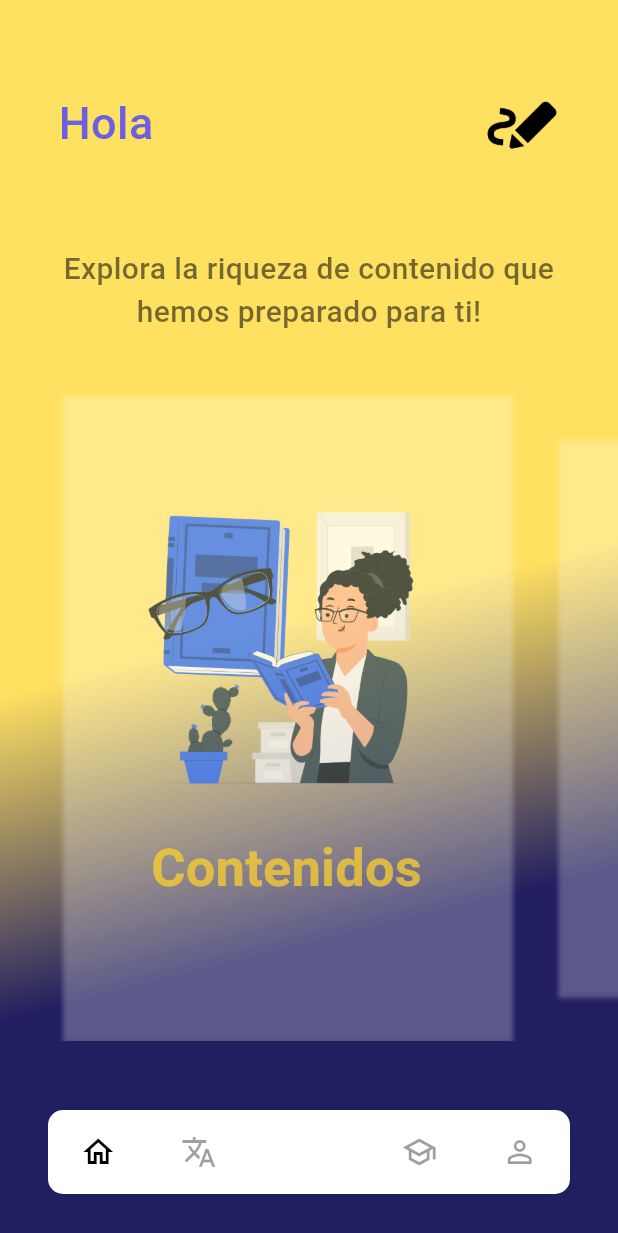
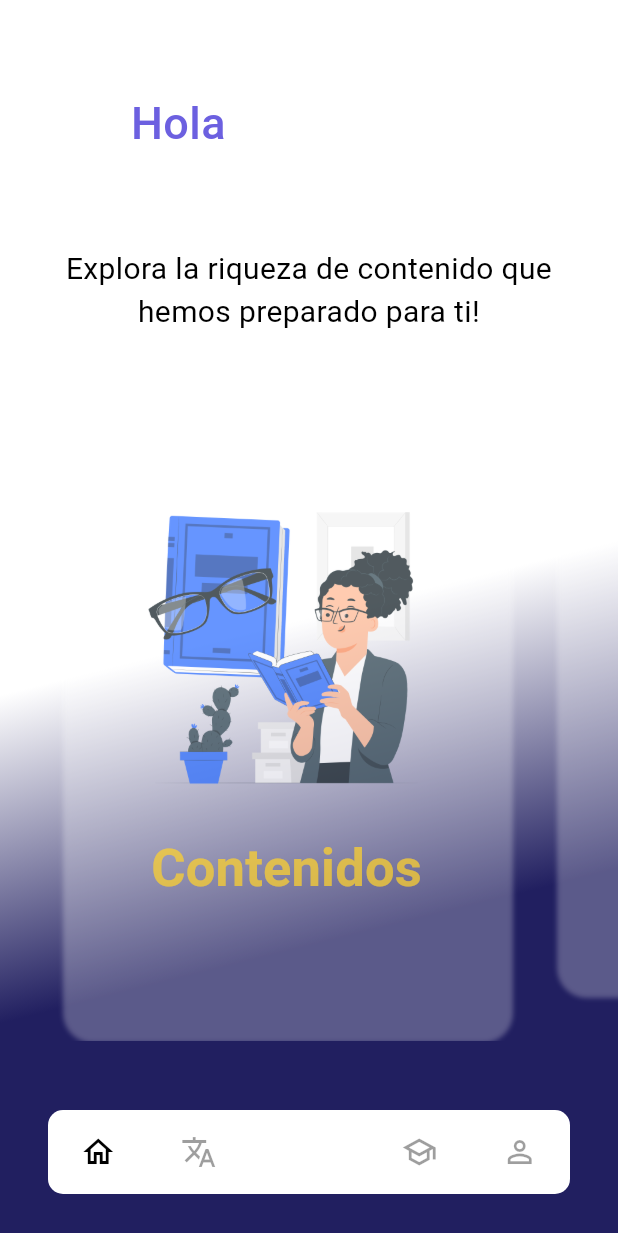
Before and after one commit to Lio10jr/glish_note_app, a Flutter app: the screen it shows once a user with an empty profile is signed in, on a phone screen of 412 x 824 dp. Shown: the top 1233 px of the screen. Run offline on Flutter 3.47's test engine with Material 3 defaults, Android fonts, the phone set to English and light mode, and no system bars; our stand-ins replace email_validator, firebase_auth, firebase_core, firebase_database, flutter_tts, google_fonts and 1 more; missing offline and left inert: flutter_pin_code_fields, flutter_quill, translator; accounts and stored records are empty; Roboto replaces fonts that are missing (Ubuntu).

Commit message:
Actualización de interfaz home

```diff
--- a/lib/pages/home.dart
+++ b/lib/pages/home.dart
@@ -6,7 +6,9 @@ import 'package:glish_note_app/pages/notes/list_note_page.dart';
 import 'package:glish_note_app/pages/verbs_page.dart';
 import 'package:glish_note_app/pages/vocabulary/vocabulary.dart';
 import 'package:glish_note_app/shared/widgets/all_app_bar.dart';
+import 'package:glish_note_app/themes/theme_provider.dart';
 import 'package:google_fonts/google_fonts.dart';
+import 'package:provider/provider.dart';
 
 const IconData facebook = IconData(0xe255, fontFamily: 'MaterialIcons');
 
@@ -32,13 +34,15 @@ class HomeState extends State<Home> {
   @override
   Widget build(BuildContext context) {
     return Scaffold(
-      body: Container(
+      body: Consumer<ThemeProvider>(
+        builder: (context, themeProider, child) {
+        return Container(
           decoration: BoxDecoration(
             gradient: LinearGradient(
               begin: const Alignment(0.0, 0.0),
               end: const Alignment(0.25, 0.50),
               colors: <Color>[
-              const Color(0xFFFFE162),
+                themeProider.isSelected ? Colors.black : Colors.white,
                 backgroundColors[_currentPage],
               ],
             ),
@@ -74,6 +78,8 @@ class HomeState extends State<Home> {
               )
             ],
           ),
+        );
+        }
       ),
     );
   }
@@ -93,14 +99,15 @@ class HomeState extends State<Home> {
             margin: const EdgeInsets.only(
               right: 30,
             ),
-            decoration: const BoxDecoration(
-              boxShadow: [
+            decoration: BoxDecoration(
+              boxShadow: const [
                 BoxShadow(
                   color: Color(0x54FFFFFF),
                   offset: Offset(1, 1),
                   blurRadius: 2,
                 )
               ],
+              borderRadius: BorderRadius.circular(20)
             ),
             child: Padding(
               padding: const EdgeInsets.all(7.0),
--- a/lib/shared/widgets/all_app_bar.dart
+++ b/lib/shared/widgets/all_app_bar.dart
@@ -70,37 +70,32 @@ class AllAppBarLogState extends State<AllAppBarLog> {
             mainAxisSize: MainAxisSize.max,
             children: [
               Container(
-                  width: MediaQuery.of(context).size.width * 0.5,
                   padding: const EdgeInsets.only(top: 50, bottom: 50),
                   child: TextTitle(
                       color: ColorsConsts.primarybackground,
                       size: 30,
                       fontw: FontWeight.w500,
-                      titulo: "Hola $name")),
-              const SizedBox(
-                width: 50,
-                height: 50,
-                child: CircleAvatar(
-                  radius: 120,
-                  backgroundImage: AssetImage('assets/note_pencil.png'),
-                  backgroundColor: Colors.transparent,
+                      titulo: "Hola")),
+              Container(
+                padding: const EdgeInsets.only(top: 50, bottom: 50),
+                child: Text(
+                  name,
+                  style: const TextStyle(fontSize: 30, fontWeight: FontWeight.w500),
                 ),
-              ),
+              )
             ],
           ),
         ),
         SizedBox(
-           width: MediaQuery.of(context).size.width * 0.9,
+          width: MediaQuery.of(context).size.width * 0.9,
           height: MediaQuery.of(context).size.height * 0.1,
           child: Text(
             "Explora la riqueza de contenido que hemos preparado para ti!",
             textAlign: TextAlign.center,
             style: GoogleFonts.ubuntu(
-                fontSize: 20,
-                fontWeight: FontWeight.w500,
-                color: ColorsConsts.subTitle,
-                ),
-
+              fontSize: 20,
+              fontWeight: FontWeight.w400,
+            ),
           ),
         ),
       ],
```
Lines whose indentation alone changed are shown as unchanged.
